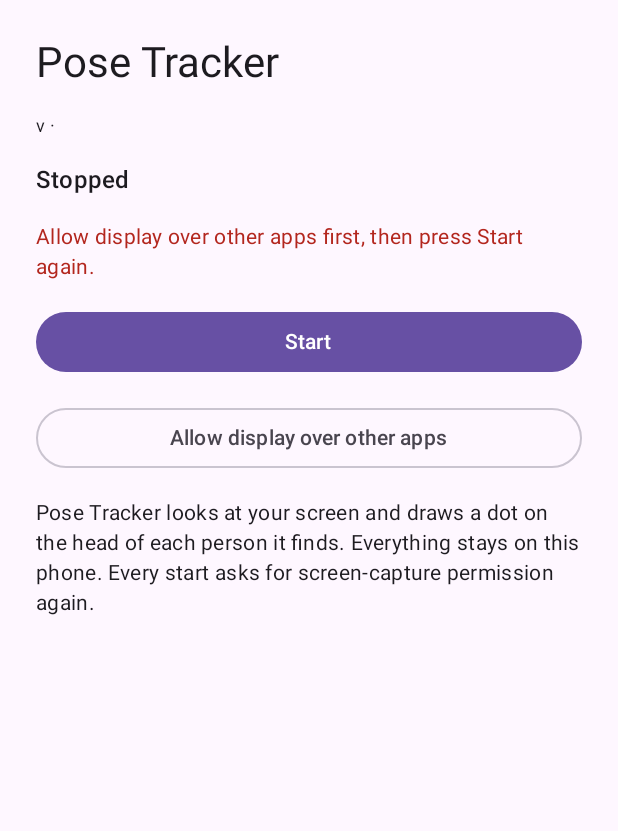
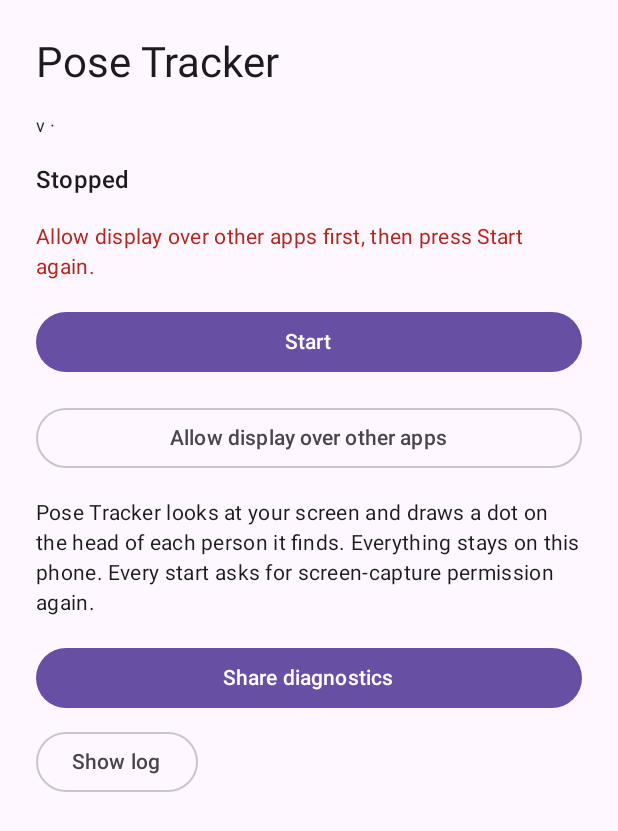
Before and after one commit to memo494/pose-trackermmm, an Android app built with Jetpack Compose: the screen it shows after launch (MainActivity), after a tap on "Start", on a phone screen of 412 x 824 dp. Shown: the top 831 px of the screen. Run offline under Robolectric (Android 15) with nearby library versions, the phone set to English and light mode, and no system bars.

Commit message:
Add Share diagnostics, log view and crash notice to the control screen (M0b T8)
Zip is written on Dispatchers.IO and shared through a FileProvider chooser; the crash file
is read and cleared off the main thread. The control reducer is unchanged.

Co-Authored-By: Claude Sonnet 5.5 <noreply@anthropic.com>
Claude-Session: https://claude.ai/code/session_01XhEqz9TGgk2JhzKhxLLjkb

```diff
--- a/app/src/main/kotlin/com/memo494/posetracker/MainActivity.kt
+++ b/app/src/main/kotlin/com/memo494/posetracker/MainActivity.kt
@@ -29,7 +29,19 @@ import com.memo494.posetracker.control.ControlEvent
 import com.memo494.posetracker.control.ControlReducer
 import com.memo494.posetracker.control.ControlScreen
 import com.memo494.posetracker.control.ControlState
+import com.memo494.posetracker.core.TrackerConfig
+import com.memo494.posetracker.diagnostics.AppLog
+import com.memo494.posetracker.diagnostics.CrashNotice
+import com.memo494.posetracker.diagnostics.CrashStore
+import com.memo494.posetracker.diagnostics.DiagnosticsNotice
+import com.memo494.posetracker.diagnostics.DiagnosticsSection
+import com.memo494.posetracker.diagnostics.DiagnosticsShare
+import com.memo494.posetracker.diagnostics.DiagnosticsUiState
+import com.memo494.posetracker.diagnostics.DiagnosticsZip
+import kotlinx.coroutines.Dispatchers
 import kotlinx.coroutines.launch
+import kotlinx.coroutines.withContext
+import java.io.File
 
 /**
  * Control screen: permissions, screen-capture consent, Start and Stop (ARCHITECTURE §1, §14).
@@ -37,6 +49,7 @@ import kotlinx.coroutines.launch
  */
 class MainActivity : ComponentActivity() {
     private val controlState = mutableStateOf(ControlState())
+    private val diagnosticsState = mutableStateOf(DiagnosticsUiState())
 
     // Registered at activity level so a result that arrives after a recreation still reaches the new instance.
     private val consentLauncher =
@@ -59,6 +72,21 @@ class MainActivity : ComponentActivity() {
                     onStartClick = { dispatch(ControlEvent.StartClicked) },
                     onStopClick = { dispatch(ControlEvent.StopClicked) },
                     onOpenOverlaySettingsClick = { dispatch(ControlEvent.OpenOverlaySettingsClicked) },
+                    crashContent = {
+                        CrashNotice(
+                            state = diagnosticsState.value,
+                            onShareClick = { shareDiagnostics() },
+                            onDismissClick = { dismissCrashNotice() },
+                        )
+                    },
+                    diagnosticsContent = {
+                        DiagnosticsSection(
+                            state = diagnosticsState.value,
+                            onShareClick = { shareDiagnostics() },
+                            onToggleLogClick = { toggleLog() },
+                            onRefreshLogClick = { refreshLog() },
+                        )
+                    },
                 )
             }
         }
@@ -67,6 +95,7 @@ class MainActivity : ComponentActivity() {
                 CaptureService.running.collect { dispatch(ControlEvent.RunningChanged(it)) }
             }
         }
+        showCrashNoticeIfAny()
     }
 
     override fun onResume() {
@@ -180,4 +209,67 @@ class MainActivity : ComponentActivity() {
             CaptureLog.log("stopping the capture service failed", e)
         }
     }
+
+    private fun updateDiagnostics(change: (DiagnosticsUiState) -> DiagnosticsUiState) {
+        diagnosticsState.value = change(diagnosticsState.value)
+    }
+
+    /** Reads the saved crash off the main thread and shows the notice when there is one. */
+    private fun showCrashNoticeIfAny() {
+        lifecycleScope.launch {
+            val crash = withContext(Dispatchers.IO) { CrashStore.read(applicationContext) }
+            if (crash != null) updateDiagnostics { it.copy(crashNotice = true) }
+        }
+    }
+
+    private fun dismissCrashNotice() {
+        updateDiagnostics { it.copy(crashNotice = false) }
+        clearSavedCrash()
+    }
+
+    private fun clearSavedCrash() {
+        lifecycleScope.launch { withContext(Dispatchers.IO) { CrashStore.clear(applicationContext) } }
+    }
+
+    /** Writes the zip off the main thread, then opens the share sheet; any failure becomes a short notice. */
+    private fun shareDiagnostics() {
+        if (diagnosticsState.value.sharing) return
+        updateDiagnostics { it.copy(sharing = true, notice = null) }
+        lifecycleScope.launch {
+            val file = withContext(Dispatchers.IO) { writeZipOrNull() }
+            val notice = if (file == null) DiagnosticsNotice.PREPARE_FAILED else openShareSheet(file)
+            updateDiagnostics { it.copy(sharing = false, notice = notice) }
+            if (file != null && notice == null && diagnosticsState.value.crashNotice) dismissCrashNotice()
+        }
+    }
+
+    private fun writeZipOrNull(): File? =
+        try {
+            DiagnosticsZip.write(applicationContext)
+        } catch (e: Throwable) {
+            AppLog.log("writing the diagnostics zip failed", e)
+            null
+        }
+
+    /** Starts the chooser for [file]; returns `null` on success or the notice to show. */
+    private fun openShareSheet(file: File): DiagnosticsNotice? =
+        try {
+            startActivity(DiagnosticsShare.chooser(this, file, getString(R.string.diagnostics_share_title)))
+            null
+        } catch (e: Exception) {
+            AppLog.log("opening the share sheet failed", e)
+            DiagnosticsNotice.SHARE_FAILED
+        }
+
+    private fun toggleLog() {
+        val show = !diagnosticsState.value.logVisible
+        updateDiagnostics { it.copy(logVisible = show, logText = if (show) logText() else "") }
+    }
+
+    private fun refreshLog() {
+        updateDiagnostics { it.copy(logText = logText()) }
+    }
+
+    /** The newest log lines, newest last. */
+    private fun logText(): String = AppLog.lines().takeLast(TrackerConfig.LOG_SCREEN_LINES).joinToString("\n")
 }
--- a/app/src/main/kotlin/com/memo494/posetracker/control/ControlScreen.kt
+++ b/app/src/main/kotlin/com/memo494/posetracker/control/ControlScreen.kt
@@ -26,6 +26,9 @@ private val ITEM_SPACING = 16.dp
  * The control screen: status, the build label, Start or Stop, and the way to the overlay permission.
  * Stateless: [state] comes in, user actions go out through the callbacks. The [Scaffold] insets keep
  * everything clear of the system bars and the cutout (edge-to-edge).
+ *
+ * @param crashContent shown below the status when the last run crashed (the diagnostics notice); empty by default.
+ * @param diagnosticsContent shown at the bottom of the scrolling column (Share diagnostics and the log).
  */
 @Composable
 internal fun ControlScreen(
@@ -35,6 +38,8 @@ internal fun ControlScreen(
     onStopClick: () -> Unit,
     onOpenOverlaySettingsClick: () -> Unit,
     modifier: Modifier = Modifier,
+    crashContent: @Composable () -> Unit = {},
+    diagnosticsContent: @Composable () -> Unit = {},
 ) {
     Scaffold(modifier = modifier.fillMaxSize()) { innerPadding ->
         val insets = Modifier.fillMaxSize().padding(innerPadding)
@@ -46,6 +51,7 @@ internal fun ControlScreen(
             Text(buildLabel, style = MaterialTheme.typography.bodySmall)
             val statusRes = if (state.running) R.string.control_status_running else R.string.control_status_stopped
             Text(stringResource(statusRes), style = MaterialTheme.typography.titleMedium)
+            crashContent()
 
             val notice = state.notice
             if (notice != null) {
@@ -77,6 +83,7 @@ internal fun ControlScreen(
             }
 
             Text(stringResource(R.string.control_description), style = MaterialTheme.typography.bodyMedium)
+            diagnosticsContent()
         }
     }
 }
--- /dev/null
+++ b/app/src/main/kotlin/com/memo494/posetracker/diagnostics/DiagnosticsSection.kt
@@ -0,0 +1,102 @@
+package com.memo494.posetracker.diagnostics
+
+import androidx.compose.foundation.layout.Arrangement
+import androidx.compose.foundation.layout.Column
+import androidx.compose.foundation.layout.Row
+import androidx.compose.foundation.layout.fillMaxWidth
+import androidx.compose.foundation.text.selection.SelectionContainer
+import androidx.compose.material3.Button
+import androidx.compose.material3.MaterialTheme
+import androidx.compose.material3.OutlinedButton
+import androidx.compose.material3.Text
+import androidx.compose.runtime.Composable
+import androidx.compose.ui.Modifier
+import androidx.compose.ui.res.stringResource
+import androidx.compose.ui.text.font.FontFamily
+import androidx.compose.ui.unit.dp
+import com.memo494.posetracker.R
+
+private val ITEM_SPACING = 8.dp
+
+/**
+ * The notice shown when the previous run ended with an uncaught exception: what happened, Share
+ * diagnostics and Dismiss. Shows nothing when [DiagnosticsUiState.crashNotice] is `false`. Stateless.
+ */
+@Composable
+internal fun CrashNotice(
+    state: DiagnosticsUiState,
+    onShareClick: () -> Unit,
+    onDismissClick: () -> Unit,
+    modifier: Modifier = Modifier,
+) {
+    if (state.crashNotice) {
+        Column(modifier = modifier.fillMaxWidth(), verticalArrangement = Arrangement.spacedBy(ITEM_SPACING)) {
+            Text(
+                text = stringResource(R.string.diagnostics_crash_notice),
+                color = MaterialTheme.colorScheme.error,
+                style = MaterialTheme.typography.bodyMedium,
+            )
+            Row(horizontalArrangement = Arrangement.spacedBy(ITEM_SPACING)) {
+                Button(onClick = onShareClick, enabled = !state.sharing) {
+                    Text(stringResource(R.string.diagnostics_share))
+                }
+                OutlinedButton(onClick = onDismissClick) {
+                    Text(stringResource(R.string.diagnostics_dismiss))
+                }
+            }
+        }
+    }
+}
+
+/**
+ * Share diagnostics, the short failure notice, and the log with its Show or Hide and Refresh buttons.
+ * Stateless: the log text is refreshed only by the callbacks, there is no polling.
+ */
+@Composable
+internal fun DiagnosticsSection(
+    state: DiagnosticsUiState,
+    onShareClick: () -> Unit,
+    onToggleLogClick: () -> Unit,
+    onRefreshLogClick: () -> Unit,
+    modifier: Modifier = Modifier,
+) {
+    Column(modifier = modifier.fillMaxWidth(), verticalArrangement = Arrangement.spacedBy(ITEM_SPACING)) {
+        Button(onClick = onShareClick, enabled = !state.sharing, modifier = Modifier.fillMaxWidth()) {
+            Text(stringResource(R.string.diagnostics_share))
+        }
+        val notice = state.notice
+        if (notice != null) {
+            val noticeRes =
+                when (notice) {
+                    DiagnosticsNotice.PREPARE_FAILED -> R.string.diagnostics_notice_prepare_failed
+                    DiagnosticsNotice.SHARE_FAILED -> R.string.diagnostics_notice_share_failed
+                }
+            Text(
+                text = stringResource(noticeRes),
+                color = MaterialTheme.colorScheme.error,
+                style = MaterialTheme.typography.bodyMedium,
+            )
+        }
+        Row(horizontalArrangement = Arrangement.spacedBy(ITEM_SPACING)) {
+            val toggleRes = if (state.logVisible) R.string.diagnostics_log_hide else R.string.diagnostics_log_show
+            OutlinedButton(onClick = onToggleLogClick) {
+                Text(stringResource(toggleRes))
+            }
+            if (state.logVisible) {
+                OutlinedButton(onClick = onRefreshLogClick) {
+                    Text(stringResource(R.string.diagnostics_log_refresh))
+                }
+            }
+        }
+        if (state.logVisible) {
+            val logText = state.logText.ifEmpty { stringResource(R.string.diagnostics_log_empty) }
+            SelectionContainer {
+                Text(
+                    text = logText,
+                    fontFamily = FontFamily.Monospace,
+                    style = MaterialTheme.typography.bodySmall,
+                )
+            }
+        }
+    }
+}
--- /dev/null
+++ b/app/src/main/kotlin/com/memo494/posetracker/diagnostics/DiagnosticsUiState.kt
@@ -0,0 +1,28 @@
+package com.memo494.posetracker.diagnostics
+
+/** Short notice shown under the Share diagnostics button after something went wrong. */
+internal enum class DiagnosticsNotice {
+    /** The zip could not be written. */
+    PREPARE_FAILED,
+
+    /** The zip exists but the share sheet could not be opened. */
+    SHARE_FAILED,
+}
+
+/**
+ * What the diagnostics part of the control screen shows. Plain screen state kept by the activity; it is
+ * separate from the control reducer on purpose.
+ *
+ * @property logVisible whether the log is shown.
+ * @property logText the log lines shown (newest last, one text); only meaningful while [logVisible].
+ * @property crashNotice whether the "stopped unexpectedly last time" notice is shown.
+ * @property sharing `true` while the zip is being prepared, so the button cannot be pressed twice.
+ * @property notice a failure to tell the user about; `null` = none.
+ */
+internal data class DiagnosticsUiState(
+    val logVisible: Boolean = false,
+    val logText: String = "",
+    val crashNotice: Boolean = false,
+    val sharing: Boolean = false,
+    val notice: DiagnosticsNotice? = null,
+)
--- a/app/src/main/res/values/strings.xml
+++ b/app/src/main/res/values/strings.xml
@@ -16,4 +16,16 @@
     <string name="control_stop">Stop</string>
     <string name="control_allow_overlay">Allow display over other apps</string>
     <string name="control_description">Pose Tracker looks at your screen and draws a dot on the head of each person it finds. Everything stays on this phone. Every start asks for screen-capture permission again.</string>
+
+    <!-- Diagnostics (DiagnosticsSection). -->
+    <string name="diagnostics_share">Share diagnostics</string>
+    <string name="diagnostics_share_title">Send diagnostics</string>
+    <string name="diagnostics_log_show">Show log</string>
+    <string name="diagnostics_log_hide">Hide log</string>
+    <string name="diagnostics_log_refresh">Refresh</string>
+    <string name="diagnostics_log_empty">(log is empty)</string>
+    <string name="diagnostics_crash_notice">The app stopped unexpectedly last time. Please share the diagnostics so the problem can be fixed.</string>
+    <string name="diagnostics_dismiss">Dismiss</string>
+    <string name="diagnostics_notice_prepare_failed">Could not prepare the diagnostics. Please try again.</string>
+    <string name="diagnostics_notice_share_failed">Could not open the share sheet. Please try again.</string>
 </resources>
--- a/core/src/main/kotlin/com/memo494/posetracker/core/TrackerConfig.kt
+++ b/core/src/main/kotlin/com/memo494/posetracker/core/TrackerConfig.kt
@@ -261,6 +261,9 @@ data class TrackerConfig(
         /** Most stack-trace lines the diagnostics log keeps after an error line. */
         const val LOG_STACK_LINES = 8
 
+        /** Most log lines the in-app log screen shows (the newest ones). */
+        const val LOG_SCREEN_LINES = 200
+
         /** Ultralytics `LetterBox` leading/trailing pad rounding bias, in pixels (padX = round(pad/2 - bias)). */
         const val LETTERBOX_PAD_BIAS_MDL = 0.1f
 
```
Also changed, not shown: app/src/main/kotlin/com/memo494/posetracker/diagnostics/DiagnosticsShare.kt (added, +32 -0 lines).
